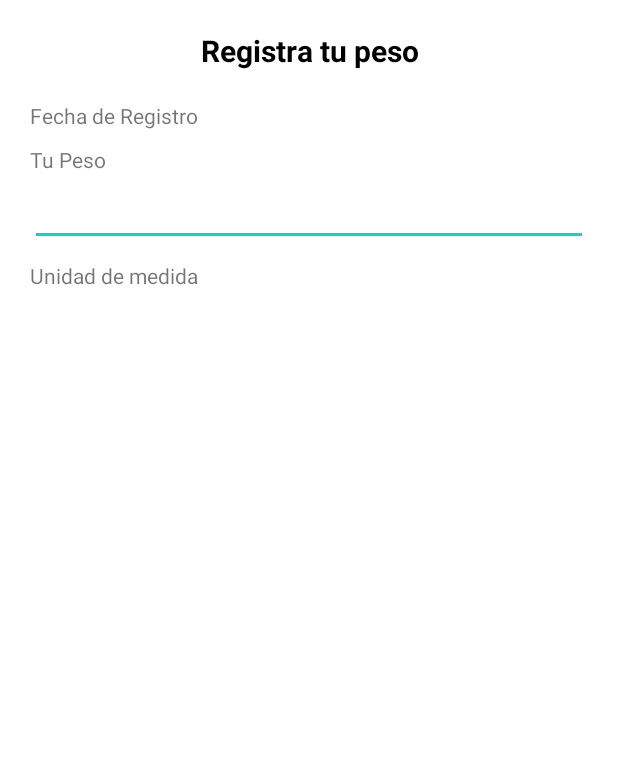
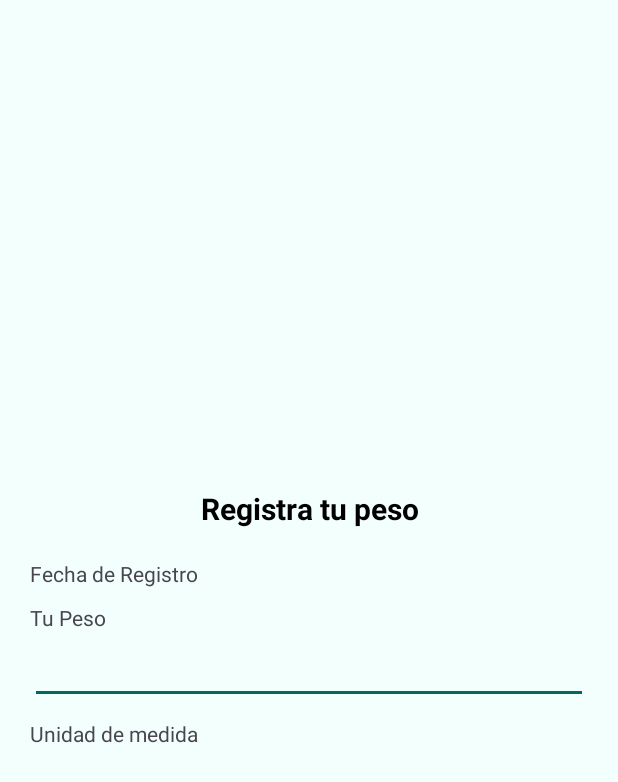
Before and after one commit to mcastilloh/SaludDigital, an Android app: the RegistrarPeso screen opened directly, with no data from a screen before it, on a phone screen of 412 x 824 dp. Shown: the top 782 px of the screen. Run offline under Robolectric (Android 15) with nearby library versions, the phone set to English and light mode, and no system bars.

Commit message:
ADD Module Gestión de pesaje

```diff
--- a/app/build.gradle
+++ b/app/build.gradle
@@ -35,8 +35,10 @@ dependencies {
     implementation 'androidx.constraintlayout:constraintlayout:2.1.4'
     implementation 'com.android.volley:volley:1.2.1'
 
-    implementation 'androidx.recyclerview:recyclerview:1.1.0'
+    implementation 'androidx.recyclerview:recyclerview:1.3.0'
     implementation 'androidx.cardview:cardview:1.0.0'
+
+    implementation 'com.google.android.material:material:1.9.0'
 
     testImplementation 'junit:junit:4.13.2'
     androidTestImplementation 'androidx.test.ext:junit:1.1.5'
--- a/app/src/main/res/layout/activity_gestion_peso_menu.xml
+++ b/app/src/main/res/layout/activity_gestion_peso_menu.xml
@@ -5,6 +5,7 @@
     android:layout_width="match_parent"
     android:layout_height="match_parent"
     android:orientation="vertical"
+    android:gravity="center"
     android:padding="20dp"
     tools:context=".GestionPeso.GestionPesoMenu">
 
@@ -20,7 +21,7 @@
     <androidx.recyclerview.widget.RecyclerView
         android:id="@+id/listRecicleView"
         android:layout_width="match_parent"
-        android:layout_height="match_parent" />
+        android:layout_height="wrap_content" />
 
 
 
--- a/app/src/main/res/layout/activity_registrar_peso.xml
+++ b/app/src/main/res/layout/activity_registrar_peso.xml
@@ -3,6 +3,7 @@
     xmlns:tools="http://schemas.android.com/tools"
     android:layout_width="match_parent"
     android:layout_height="match_parent"
+    android:gravity="center"
     android:orientation="vertical"
     android:padding="20dp"
     tools:context=".GestionPeso.RegistrarPeso">
@@ -12,37 +13,39 @@
         android:layout_height="wrap_content"
         android:text="@string/registra_tu_peso"
         android:textAlignment="center"
+        android:textColor="@android:color/black"
         android:textSize="20sp"
-        android:textStyle="bold"
-        android:textColor="@android:color/black"/>
+        android:textStyle="bold" />
 
     <TextView
-        android:layout_marginTop="20dp"
         android:layout_width="match_parent"
         android:layout_height="wrap_content"
+        android:layout_marginTop="20dp"
         android:text="@string/fecha_de_registro" />
 
     <TextView
-        android:labelFor="@+id/editPeso"
-        android:layout_marginTop="10dp"
         android:layout_width="match_parent"
         android:layout_height="wrap_content"
+        android:layout_marginTop="10dp"
+        android:labelFor="@+id/editPeso"
         android:text="@string/tu_peso" />
 
     <EditText
         android:id="@+id/editPeso"
         android:layout_width="match_parent"
         android:layout_height="wrap_content"
+        android:autofillHints=""
         android:inputType="numberDecimal"
         android:minHeight="48dp"
-        tools:ignore="VisualLintTextFieldSize"
-        android:autofillHints="" />
+        tools:ignore="VisualLintTextFieldSize" />
 
     <TextView
-        android:layout_marginTop="10dp"
         android:layout_width="match_parent"
         android:layout_height="wrap_content"
+        android:layout_marginTop="10dp"
         android:text="@string/unidad_de_medida" />
 
 
+
+
 </LinearLayout>
--- a/app/src/main/res/values-night/themes.xml
+++ b/app/src/main/res/values-night/themes.xml
@@ -1,16 +1,33 @@
 <resources xmlns:tools="http://schemas.android.com/tools">
     <!-- Base application theme. -->
-    <style name="Theme.SaludDigital" parent="Theme.MaterialComponents.DayNight.NoActionBar">
-        <!-- Primary brand color. -->
-        <item name="colorPrimary">@color/main_color_app</item>
-        <item name="colorPrimaryVariant">@color/second_main_color_app</item>
-        <item name="colorOnPrimary">@color/black</item>
-        <!-- Secondary brand color. -->
-        <item name="colorSecondary">@color/teal_200</item>
-        <item name="colorSecondaryVariant">@color/teal_200</item>
-        <item name="colorOnSecondary">@color/black</item>
-        <!-- Status bar color. -->
-        <item name="android:statusBarColor">?attr/colorPrimaryVariant</item>
-        <!-- Customize your theme here. -->
+    <style name="Theme.SaludDigital" parent="Theme.Material3.Dark.NoActionBar">
+        <item name="colorPrimary">@color/md_theme_dark_primary</item>
+        <item name="colorOnPrimary">@color/md_theme_dark_onPrimary</item>
+        <item name="colorPrimaryContainer">@color/md_theme_dark_primaryContainer</item>
+        <item name="colorOnPrimaryContainer">@color/md_theme_dark_onPrimaryContainer</item>
+        <item name="colorSecondary">@color/md_theme_dark_secondary</item>
+        <item name="colorOnSecondary">@color/md_theme_dark_onSecondary</item>
+        <item name="colorSecondaryContainer">@color/md_theme_dark_secondaryContainer</item>
+        <item name="colorOnSecondaryContainer">@color/md_theme_dark_onSecondaryContainer</item>
+        <item name="colorTertiary">@color/md_theme_dark_tertiary</item>
+        <item name="colorOnTertiary">@color/md_theme_dark_onTertiary</item>
+        <item name="colorTertiaryContainer">@color/md_theme_dark_tertiaryContainer</item>
+        <item name="colorOnTertiaryContainer">@color/md_theme_dark_onTertiaryContainer</item>
+        <item name="colorError">@color/md_theme_dark_error</item>
+        <item name="colorErrorContainer">@color/md_theme_dark_errorContainer</item>
+        <item name="colorOnError">@color/md_theme_dark_onError</item>
+        <item name="colorOnErrorContainer">@color/md_theme_dark_onErrorContainer</item>
+        <item name="android:colorBackground">@color/md_theme_dark_background</item>
+        <item name="colorOnBackground">@color/md_theme_dark_onBackground</item>
+        <item name="colorSurface">@color/md_theme_dark_surface</item>
+        <item name="colorOnSurface">@color/md_theme_dark_onSurface</item>
+        <item name="colorSurfaceVariant">@color/md_theme_dark_surfaceVariant</item>
+        <item name="colorOnSurfaceVariant">@color/md_theme_dark_onSurfaceVariant</item>
+        <item name="colorOutline">@color/md_theme_dark_outline</item>
+        <item name="colorOnSurfaceInverse">@color/md_theme_dark_inverseOnSurface</item>
+        <item name="colorSurfaceInverse">@color/md_theme_dark_inverseSurface</item>
+        <item name="colorPrimaryInverse">@color/md_theme_dark_inversePrimary</item>
+        <item name="android:statusBarColor">@color/md_theme_dark_background</item>
+
     </style>
 </resources>
--- a/app/src/main/res/values/colors.xml
+++ b/app/src/main/res/values/colors.xml
@@ -1,14 +1,64 @@
 <?xml version="1.0" encoding="utf-8"?>
 <resources>
-    <color name="purple_200">#FFBB86FC</color>
-    <color name="purple_500">#FF6200EE</color>
-    <color name="purple_700">#FF3700B3</color>
-    <color name="teal_200">#FF03DAC5</color>
-    <color name="teal_700">#FF018786</color>
-    <color name="black">#FF000000</color>
-    <color name="white">#FFFFFFFF</color>
-    <color name="second_main_color_app">#27E8D8</color>
-    <color name="main_color_app">#1A998E</color>
-
-
+    <color name="seed">#1A998E</color>
+    <color name="md_theme_light_primary">#006A62</color>
+    <color name="md_theme_light_onPrimary">#FFFFFF</color>
+    <color name="md_theme_light_primaryContainer">#72F8E9</color>
+    <color name="md_theme_light_onPrimaryContainer">#00201D</color>
+    <color name="md_theme_light_secondary">#006A62</color>
+    <color name="md_theme_light_onSecondary">#FFFFFF</color>
+    <color name="md_theme_light_secondaryContainer">#4CFBEA</color>
+    <color name="md_theme_light_onSecondaryContainer">#00201D</color>
+    <color name="md_theme_light_tertiary">#006A63</color>
+    <color name="md_theme_light_onTertiary">#FFFFFF</color>
+    <color name="md_theme_light_tertiaryContainer">#72F7EA</color>
+    <color name="md_theme_light_onTertiaryContainer">#00201D</color>
+    <color name="md_theme_light_error">#BA1A1A</color>
+    <color name="md_theme_light_errorContainer">#FFDAD6</color>
+    <color name="md_theme_light_onError">#FFFFFF</color>
+    <color name="md_theme_light_onErrorContainer">#410002</color>
+    <color name="md_theme_light_background">#F2FFFD</color>
+    <color name="md_theme_light_onBackground">#00201E</color>
+    <color name="md_theme_light_surface">#F2FFFD</color>
+    <color name="md_theme_light_onSurface">#00201E</color>
+    <color name="md_theme_light_surfaceVariant">#DAE5E2</color>
+    <color name="md_theme_light_onSurfaceVariant">#3F4947</color>
+    <color name="md_theme_light_outline">#6F7977</color>
+    <color name="md_theme_light_inverseOnSurface">#B1FFF8</color>
+    <color name="md_theme_light_inverseSurface">#003734</color>
+    <color name="md_theme_light_inversePrimary">#51DBCD</color>
+    <color name="md_theme_light_shadow">#000000</color>
+    <color name="md_theme_light_surfaceTint">#006A62</color>
+    <color name="md_theme_light_outlineVariant">#BEC9C6</color>
+    <color name="md_theme_light_scrim">#000000</color>
+    <color name="md_theme_dark_primary">#51DBCD</color>
+    <color name="md_theme_dark_onPrimary">#003733</color>
+    <color name="md_theme_dark_primaryContainer">#00504A</color>
+    <color name="md_theme_dark_onPrimaryContainer">#72F8E9</color>
+    <color name="md_theme_dark_secondary">#0BDECE</color>
+    <color name="md_theme_dark_onSecondary">#003733</color>
+    <color name="md_theme_dark_secondaryContainer">#00504A</color>
+    <color name="md_theme_dark_onSecondaryContainer">#4CFBEA</color>
+    <color name="md_theme_dark_tertiary">#51DBCE</color>
+    <color name="md_theme_dark_onTertiary">#003733</color>
+    <color name="md_theme_dark_tertiaryContainer">#00504A</color>
+    <color name="md_theme_dark_onTertiaryContainer">#72F7EA</color>
+    <color name="md_theme_dark_error">#FFB4AB</color>
+    <color name="md_theme_dark_errorContainer">#93000A</color>
+    <color name="md_theme_dark_onError">#690005</color>
+    <color name="md_theme_dark_onErrorContainer">#FFDAD6</color>
+    <color name="md_theme_dark_background">#00201E</color>
+    <color name="md_theme_dark_onBackground">#70F7EE</color>
+    <color name="md_theme_dark_surface">#00201E</color>
+    <color name="md_theme_dark_onSurface">#70F7EE</color>
+    <color name="md_theme_dark_surfaceVariant">#3F4947</color>
+    <color name="md_theme_dark_onSurfaceVariant">#BEC9C6</color>
+    <color name="md_theme_dark_outline">#899391</color>
+    <color name="md_theme_dark_inverseOnSurface">#00201E</color>
+    <color name="md_theme_dark_inverseSurface">#70F7EE</color>
+    <color name="md_theme_dark_inversePrimary">#006A62</color>
+    <color name="md_theme_dark_shadow">#000000</color>
+    <color name="md_theme_dark_surfaceTint">#51DBCD</color>
+    <color name="md_theme_dark_outlineVariant">#3F4947</color>
+    <color name="md_theme_dark_scrim">#000000</color>
 </resources>
--- a/app/src/main/res/values/themes.xml
+++ b/app/src/main/res/values/themes.xml
@@ -1,17 +1,35 @@
 <resources xmlns:tools="http://schemas.android.com/tools">
     <!-- Base application theme. -->
-    <style name="Theme.SaludDigital" parent="Theme.MaterialComponents.DayNight.NoActionBar">
-        <!-- Primary brand color. -->
-        <item name="colorPrimary">@color/main_color_app</item>
-        <item name="colorPrimaryVariant">@color/second_main_color_app</item>
-        <item name="colorOnPrimary">@color/white</item>
-        <!-- Secondary brand color. -->
-        <item name="colorSecondary">@color/teal_200</item>
-        <item name="colorSecondaryVariant">@color/teal_700</item>
-        <item name="colorOnSecondary">@color/black</item>
-        <!-- Status bar color. -->
-        <item name="android:statusBarColor">?attr/colorOnPrimary</item>
+    <style name="Theme.SaludDigital" parent="Theme.Material3.Light.NoActionBar">
+        <item name="colorPrimary">@color/md_theme_light_primary</item>
+        <item name="colorOnPrimary">@color/md_theme_light_onPrimary</item>
+        <item name="colorPrimaryContainer">@color/md_theme_light_primaryContainer</item>
+        <item name="colorOnPrimaryContainer">@color/md_theme_light_onPrimaryContainer</item>
+        <item name="colorSecondary">@color/md_theme_light_secondary</item>
+        <item name="colorOnSecondary">@color/md_theme_light_onSecondary</item>
+        <item name="colorSecondaryContainer">@color/md_theme_light_secondaryContainer</item>
+        <item name="colorOnSecondaryContainer">@color/md_theme_light_onSecondaryContainer</item>
+        <item name="colorTertiary">@color/md_theme_light_tertiary</item>
+        <item name="colorOnTertiary">@color/md_theme_light_onTertiary</item>
+        <item name="colorTertiaryContainer">@color/md_theme_light_tertiaryContainer</item>
+        <item name="colorOnTertiaryContainer">@color/md_theme_light_onTertiaryContainer</item>
+        <item name="colorError">@color/md_theme_light_error</item>
+        <item name="colorErrorContainer">@color/md_theme_light_errorContainer</item>
+        <item name="colorOnError">@color/md_theme_light_onError</item>
+        <item name="colorOnErrorContainer">@color/md_theme_light_onErrorContainer</item>
+        <item name="android:colorBackground">@color/md_theme_light_background</item>
+        <item name="colorOnBackground">@color/md_theme_light_onBackground</item>
+        <item name="colorSurface">@color/md_theme_light_surface</item>
+        <item name="colorOnSurface">@color/md_theme_light_onSurface</item>
+        <item name="colorSurfaceVariant">@color/md_theme_light_surfaceVariant</item>
+        <item name="colorOnSurfaceVariant">@color/md_theme_light_onSurfaceVariant</item>
+        <item name="colorOutline">@color/md_theme_light_outline</item>
+        <item name="colorOnSurfaceInverse">@color/md_theme_light_inverseOnSurface</item>
+        <item name="colorSurfaceInverse">@color/md_theme_light_inverseSurface</item>
+        <item name="colorPrimaryInverse">@color/md_theme_light_inversePrimary</item>
+
+        <item name="android:statusBarColor">@color/md_theme_light_background</item>
         <item name="android:windowLightStatusBar">true</item>
-        <!-- Customize your theme here. -->
+
     </style>
 </resources>
```
